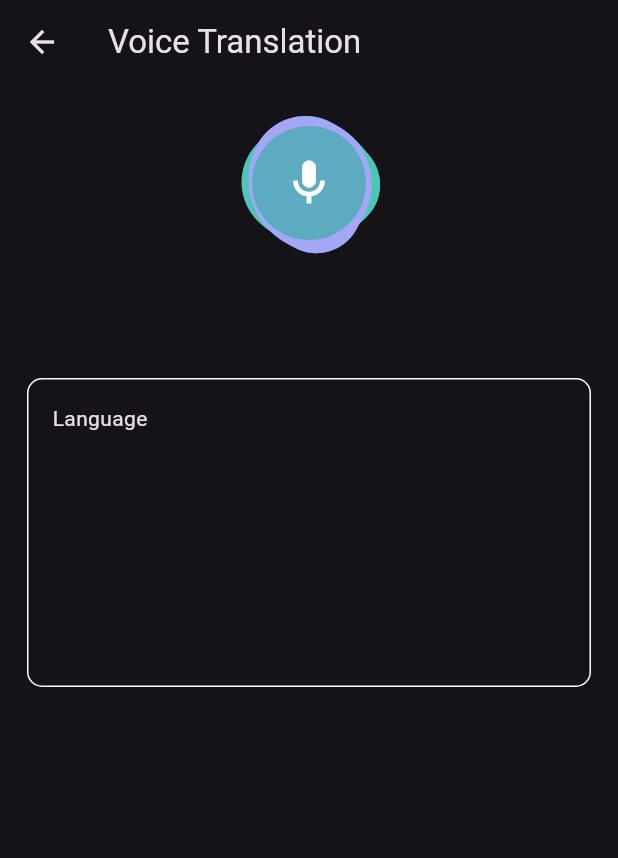
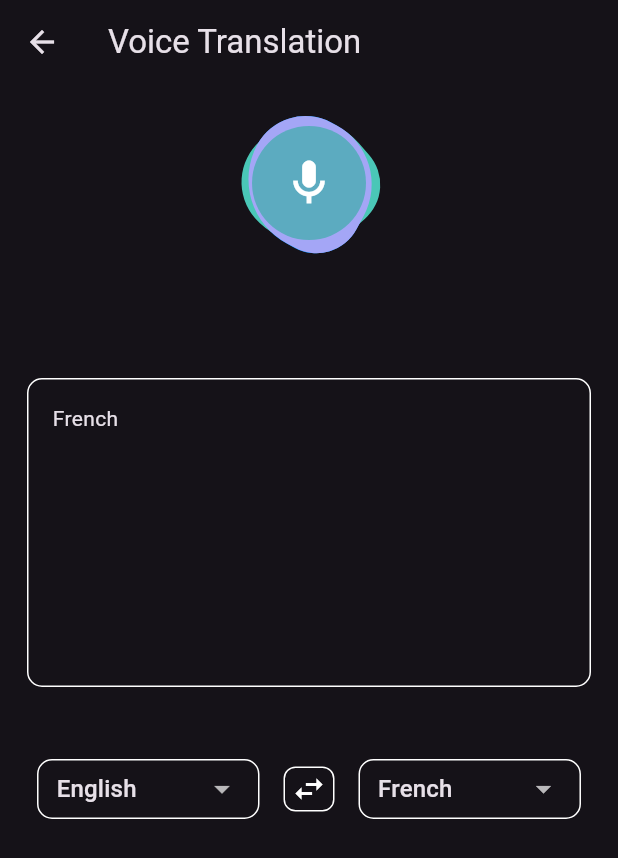
Before and after one commit to Michael-Ogundipe/gemilingo, a Flutter app: the VoiceToTextPage screen opened directly, after a tap on the "mic" icon, on a phone screen of 412 x 824 dp. Shown: the top 858 px of the screen. Run offline on Flutter 3.47's test engine with Material 3 defaults, Android fonts, the light colour scheme and no system bars; our stand-ins replace flutter_dotenv, google_generative_ai; missing offline and left inert: flutter_sound, flutter_sound_platform_interface; statements that could not run were skipped.

Commit message:
cleaning the code

```diff
--- a/lib/voice_to_text_page.dart
+++ b/lib/voice_to_text_page.dart
@@ -4,12 +4,12 @@ import 'dart:math' show pi;
 import 'package:flutter_dotenv/flutter_dotenv.dart';
 import 'package:flutter_sound/flutter_sound.dart';
 import 'package:flutter_sound_platform_interface/flutter_sound_recorder_platform_interface.dart';
-
 import 'package:flutter/material.dart';
-import 'package:gemilingo/widgets/translation_field.dart';
 import 'package:google_generative_ai/google_generative_ai.dart';
 
 import 'widgets/blob.dart';
+import 'widgets/language_switcher.dart';
+import 'widgets/translation_field.dart';
 
 class VoiceToTextPage extends StatefulWidget {
   const VoiceToTextPage({super.key});
@@ -23,19 +23,51 @@ class _VoiceToTextPageState extends State<VoiceToTextPage>
   late AnimationController _rotationController;
   late Animation<double> _animation;
   final double _scale = 0.85;
-
   final _translatedController = TextEditingController();
   final recorder = FlutterSoundRecorder();
   final _codec = Codec.aacMP4;
   final _mPath = 'audio_record.mp4';
+  final List<String> _languages = [
+    'English',
+    'French',
+    'Spanish',
+    'Italian',
+    'Portuguese',
+    'Chinese',
+  ];
+  final List<String> _translatedLanguages = [
+    'English',
+    'French',
+    'Spanish',
+    'Italian',
+    'Portuguese',
+    'Chinese',
+  ];
+  final _inputController = TextEditingController();
+
+  String _selectedLanguage = 'English';
+  String _translatedLanguage = 'French';
+
   static const theSource = AudioSource.microphone;
 
   bool isRecording = false;
 
+  void _handleSelectedLanguageChange(String newLanguage) {
+    setState(() {
+      _selectedLanguage = newLanguage;
+    });
+  }
+
+  void _handleTranslatedLanguageChange(String newLanguage) {
+    setState(() {
+      _translatedLanguage = newLanguage;
+    });
+  }
+
   @override
   void initState() {
-    // TODO: implement initState
     super.initState();
+    openRecorder();
     _rotationController = AnimationController(
       vsync: this,
       duration: const Duration(seconds: 2),
@@ -44,7 +76,6 @@ class _VoiceToTextPageState extends State<VoiceToTextPage>
         Tween<double>(begin: 0.0, end: 2 * pi).animate(_rotationController);
 
     _rotationController.repeat();
-    openRecorder();
   }
 
   Future<void> openRecorder() async {
@@ -83,7 +114,6 @@ class _VoiceToTextPageState extends State<VoiceToTextPage>
 
     final response = await generativeModel.generateContent(content);
     _translatedController.text = response.text ?? 'Translation failed';
-
   }
 
   @override
@@ -108,15 +138,15 @@ class _VoiceToTextPageState extends State<VoiceToTextPage>
                       children: [
                         if (isRecording) ...[
                           Blob(
-                              color: Color(0xff0092ff),
+                              color: const Color(0xff0092ff),
                               scale: _scale,
                               rotation: _animation.value),
                           Blob(
-                              color: Color(0xff4ac7b7),
+                              color: const Color(0xff4ac7b7),
                               scale: _scale,
                               rotation: _animation.value * 2 - 30),
                           Blob(
-                              color: Color(0xffa4a6f6),
+                              color: const Color(0xffa4a6f6),
                               scale: _scale,
                               rotation: _animation.value * 3 - 45),
                         ],
@@ -131,11 +161,12 @@ class _VoiceToTextPageState extends State<VoiceToTextPage>
                               });
 
                               if (isRecording) {
-                                print('will start');
+                                if (_translatedController.text.isNotEmpty) {
+                                  _translatedController.clear();
+                                }
                                 recordAudio();
                               } else {
-                                print('will stop');
-                                stopAndTranslate('French');
+                                stopAndTranslate(_translatedLanguage);
                               }
                             },
                             child: const Icon(
@@ -151,10 +182,19 @@ class _VoiceToTextPageState extends State<VoiceToTextPage>
             ),
             const SizedBox(height: 64),
             TranslationField(
-              label: 'Language',
+              label: _translatedLanguage,
               controller: _translatedController,
               readOnly: true,
-            )
+            ),
+            const SizedBox(height: 32),
+            LanguageSwitcher(
+              inputController: _inputController,
+              translateText: (string) {},
+              selectedLanguage: _selectedLanguage,
+              translatedLanguage: _translatedLanguage,
+              onSelectedLanguageChanged: _handleSelectedLanguageChange,
+              onTranslatedLanguageChanged: _handleTranslatedLanguageChange,
+            ),
           ],
         ),
       ),
--- /dev/null
+++ b/lib/widgets/language_switcher.dart
@@ -0,0 +1,86 @@
+import 'package:flutter/material.dart';
+
+import 'drop_down_widget.dart';
+
+class LanguageSwitcher extends StatelessWidget {
+   LanguageSwitcher({
+    super.key,
+    required this.inputController,
+    required this.translateText,
+    required this.selectedLanguage,
+    required this.translatedLanguage,
+    required this.onSelectedLanguageChanged,
+    required this.onTranslatedLanguageChanged,
+  });
+
+  final TextEditingController inputController;
+  final void Function(String) translateText;
+  final String selectedLanguage;
+  final String translatedLanguage;
+  final void Function(String) onSelectedLanguageChanged;
+  final void Function(String) onTranslatedLanguageChanged;
+
+  final List<String> _languages = [
+    'English',
+    'French',
+    'Spanish',
+    'Italian',
+    'Portuguese',
+    'Chinese',
+  ];
+  final List<String> _translatedLanguages = [
+    'English',
+    'French',
+    'Spanish',
+    'Italian',
+    'Portuguese',
+    'Chinese',
+  ];
+
+  @override
+  Widget build(BuildContext context) {
+    return Row(
+      mainAxisSize: MainAxisSize.min,
+      children: [
+        DropDownWidget(
+          value: selectedLanguage,
+          items: _languages.map((String language) {
+            return DropdownMenuItem(
+              value: language,
+              child: Text(language),
+            );
+          }).toList(),
+          onChanged: (String? newValue) {
+            if (newValue != null) {
+              onSelectedLanguageChanged(newValue);
+            }
+          },
+        ),
+        const SizedBox(width: 16),
+        Container(
+          padding: const EdgeInsets.symmetric(horizontal: 4, vertical: 2),
+          decoration: BoxDecoration(
+            border: Border.all(color: Colors.white),
+            borderRadius: const BorderRadius.all(Radius.circular(8)),
+          ),
+          child: const Icon(Icons.swap_horiz_outlined),
+        ),
+        const SizedBox(width: 16),
+        DropDownWidget(
+          value: translatedLanguage!,
+          items: _translatedLanguages.map((String language) {
+            return DropdownMenuItem(
+              value: language,
+              child: Text(language),
+            );
+          }).toList(),
+          onChanged: (String? newValue) {
+            if (newValue != null) {
+              onTranslatedLanguageChanged(newValue);
+            }
+          },
+        ),
+      ],
+    );
+  }
+}
```
Also changed, not shown: lib/text_to_text_page.dart (+11 -74 lines).
